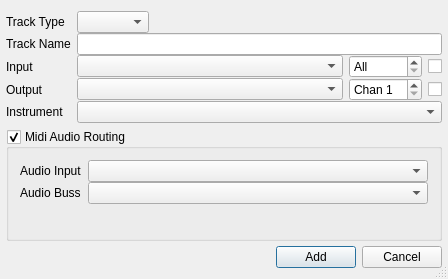
Before: the Qt Designer form oom/widgets/createtrackbase.ui in ccherrett/oom, drawn with Qt 5.
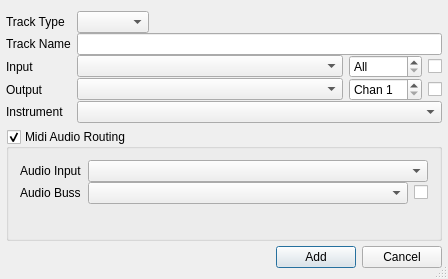
After: the same form once the commit is applied.

Commit message: Added checkbox to allow user to skip adding a buss as part of midi routing

```diff
--- a/oom/widgets/createtrackbase.ui
+++ b/oom/widgets/createtrackbase.ui
@@ -278,6 +278,11 @@
        </widget>
       </item>
       <item row="1" column="1">
+       <layout class="QHBoxLayout" name="horizontalLayout_2">
+        <property name="rightMargin">
+         <number>0</number>
+        </property>
+        <item>
        <widget class="QComboBox" name="cmbBuss">
         <property name="sizePolicy">
          <sizepolicy hsizetype="Expanding" vsizetype="Fixed">
@@ -285,10 +290,19 @@
           <verstretch>0</verstretch>
          </sizepolicy>
         </property>
-        <property name="insertPolicy">
-         <enum>QComboBox::InsertAlphabetically</enum>
-        </property>
-       </widget>
+         </widget>
+        </item>
+        <item>
+         <widget class="QCheckBox" name="chkBuss">
+          <property name="toolTip">
+           <string>Skip Creating/Using route to Buss</string>
+          </property>
+          <property name="text">
+           <string/>
+          </property>
+         </widget>
+        </item>
+       </layout>
       </item>
      </layout>
     </widget>
```
Left out of the diff: 4 changed lines with no effect on the pictures. Lines whose indentation alone changed are shown as unchanged. The commit also changes 2 other files.
